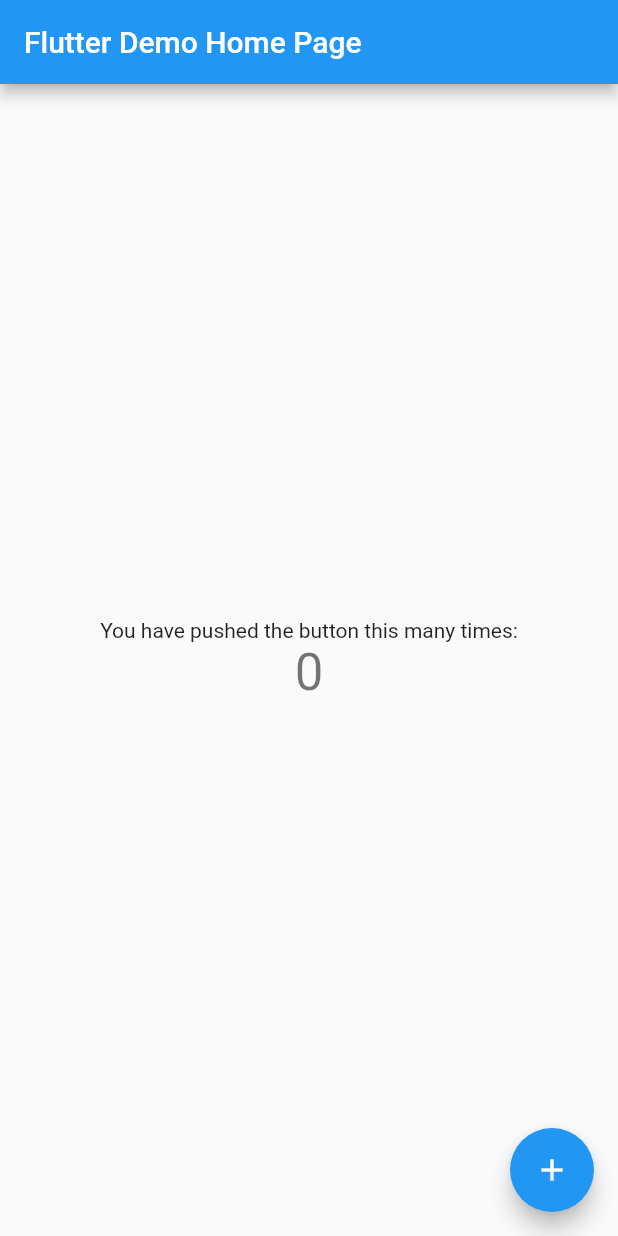
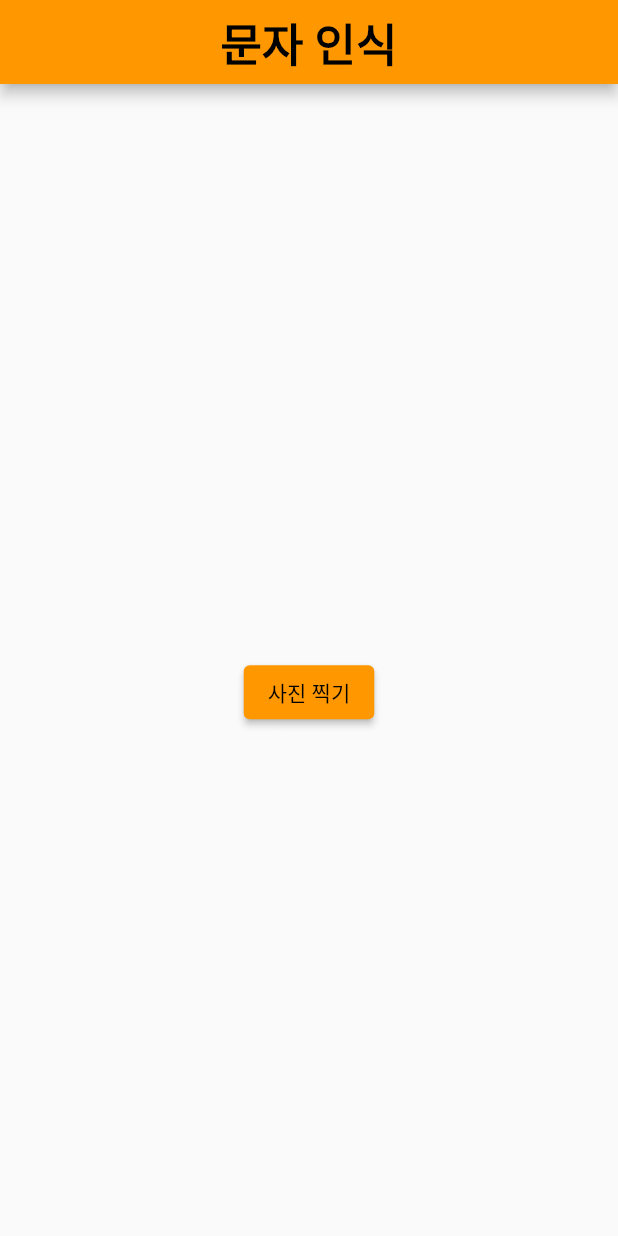
Before and after one commit to sphy1597/flutter-1, a Flutter app: the screen it shows after launch, on a phone screen of 412 x 824 dp. Run offline on Flutter 3.47's test engine with Material 2 defaults, Android fonts, the phone set to English and light mode, and no system bars; our stand-ins replace image_picker.

Commit message:
OCR 기능

```diff
--- a/lib/main.dart
+++ b/lib/main.dart
@@ -1,115 +1,128 @@
+import 'dart:convert';
+import 'dart:io';
+import 'package:http/http.dart' as http;
+import 'package:uuid/uuid.dart';
 import 'package:flutter/material.dart';
+import 'package:image_picker/image_picker.dart';
 
 void main() {
-  runApp(const MyApp());
+  runApp(MyApp());
 }
 
 class MyApp extends StatelessWidget {
-  const MyApp({super.key});
-
-  // This widget is the root of your application.
   @override
   Widget build(BuildContext context) {
     return MaterialApp(
-      title: 'Flutter Demo',
+      debugShowCheckedModeBanner: false,
+      title: 'OCR',
       theme: ThemeData(
-        // This is the theme of your application.
-        //
-        // Try running your application with "flutter run". You'll see the
-        // application has a blue toolbar. Then, without quitting the app, try
-        // changing the primarySwatch below to Colors.green and then invoke
-        // "hot reload" (press "r" in the console where you ran "flutter run",
-        // or simply save your changes to "hot reload" in a Flutter IDE).
-        // Notice that the counter didn't reset back to zero; the application
-        // is not restarted.
-        primarySwatch: Colors.blue,
+        primarySwatch: Colors.orange,
       ),
-      home: const MyHomePage(title: 'Flutter Demo Home Page'),
+      home: ImageSelectionScreen(),
     );
   }
 }
 
-class MyHomePage extends StatefulWidget {
-  const MyHomePage({super.key, required this.title});
-
-  // This widget is the home page of your application. It is stateful, meaning
-  // that it has a State object (defined below) that contains fields that affect
-  // how it looks.
-
-  // This class is the configuration for the state. It holds the values (in this
-  // case the title) provided by the parent (in this case the App widget) and
-  // used by the build method of the State. Fields in a Widget subclass are
-  // always marked "final".
-
-  final String title;
-
+class ImageSelectionScreen extends StatefulWidget {
   @override
-  State<MyHomePage> createState() => _MyHomePageState();
+  ImageSelectionScreenState createState() => ImageSelectionScreenState();
 }
 
-class _MyHomePageState extends State<MyHomePage> {
-  int _counter = 0;
+// 사진 촬영
+class ImageSelectionScreenState extends State<ImageSelectionScreen> {
+  String result = ''; // OCR 결과를 저장할 변수
+  Future<void> getImage() async {
+    final pickedFile =
+        await ImagePicker().pickImage(source: ImageSource.camera);
 
-  void _incrementCounter() {
-    setState(() {
-      // This call to setState tells the Flutter framework that something has
-      // changed in this State, which causes it to rerun the build method below
-      // so that the display can reflect the updated values. If we changed
-      // _counter without calling setState(), then the build method would not be
-      // called again, and so nothing would appear to happen.
-      _counter++;
-    });
+    if (pickedFile != null) {
+      // API 엔드포인트 URL
+      String apiUrl =
+          'https://c7ulcdtg3k.apigw.ntruss.com/custom/v1/21393/a1fc963e0e2561d86135dcdca7004ff703dab7708c96d070ebd52a28ec853602/general';
+
+      // API 키
+      String apiKey = 'WnlMQ0x1SnlCd0JCbmlhWVBOWWVtUFdTb1lFZXNaRWM=';
+
+      // 이미지 파일 경로
+      String imageFilePath = pickedFile.path;
+
+      // API 요청 헤더
+      Map<String, String> headers = {
+        'X-OCR-SECRET': apiKey,
+        'Content-Type': 'application/json'
+      };
+
+      // API 요청 바디
+      Map<String, dynamic> requestBody = {
+        'images': [
+          {'format': 'jpg', 'name': 'demo'}
+        ],
+        'requestId': Uuid().v4(),
+        'version': 'V2',
+        'timestamp': DateTime.now().millisecondsSinceEpoch
+      };
+
+      // 이미지 파일 바이너리 읽기
+      File imageFile = File(imageFilePath);
+      List<int> imageBytes = await imageFile.readAsBytes(); // 이진데이터로 변환
+
+      // 이미지 바이너리 인코딩 및 API 요청 바디에 추가
+      String base64Image = base64Encode(imageBytes); // 이진데이터를 base64로 인코딩
+      requestBody['images'][0]['data'] =
+          base64Image; // data를 base64로 인코딩한 값으로 저장
+
+      // API 요청
+      http.Response response = await http.post(Uri.parse(apiUrl),
+          headers: headers, body: jsonEncode(requestBody));
+
+      // API 응답 처리
+      if (response.statusCode == 200) {
+        Map<String, dynamic> responseBody = jsonDecode(response.body);
+        List<dynamic> fields = responseBody['images'][0]['fields']; // 필드이름 저장
+        result = fields
+            .map((field) => field['inferText']) // 필드이름이 inferText인 것만 추출
+            .join(' '); // infertext 합치기
+        print(responseBody); // 리스폰스 출력(원래 전체값)
+        print(result); // intertext만 출력(추출한 값)
+        setState(() {
+          result = result; // result 최신화
+        });
+      } else {
+        print('API request failed with status code ${response.statusCode}');
+      }
+    }
   }
 
   @override
   Widget build(BuildContext context) {
-    // This method is rerun every time setState is called, for instance as done
-    // by the _incrementCounter method above.
-    //
-    // The Flutter framework has been optimized to make rerunning build methods
-    // fast, so that you can just rebuild anything that needs updating rather
-    // than having to individually change instances of widgets.
     return Scaffold(
       appBar: AppBar(
-        // Here we take the value from the MyHomePage object that was created by
-        // the App.build method, and use it to set our appbar title.
-        title: Text(widget.title),
+        title: Text('문자 인식',
+            style: new TextStyle(
+              fontSize: 30.0,
+              color: Colors.black,
+              fontWeight: FontWeight.bold,
+            )),
+        centerTitle: true,
       ),
       body: Center(
-        // Center is a layout widget. It takes a single child and positions it
-        // in the middle of the parent.
         child: Column(
-          // Column is also a layout widget. It takes a list of children and
-          // arranges them vertically. By default, it sizes itself to fit its
-          // children horizontally, and tries to be as tall as its parent.
-          //
-          // Invoke "debug painting" (press "p" in the console, choose the
-          // "Toggle Debug Paint" action from the Flutter Inspector in Android
-          // Studio, or the "Toggle Debug Paint" command in Visual Studio Code)
-          // to see the wireframe for each widget.
-          //
-          // Column has various properties to control how it sizes itself and
-          // how it positions its children. Here we use mainAxisAlignment to
-          // center the children vertically; the main axis here is the vertical
-          // axis because Columns are vertical (the cross axis would be
-          // horizontal).
           mainAxisAlignment: MainAxisAlignment.center,
           children: <Widget>[
-            const Text(
-              'You have pushed the button this many times:',
+            SizedBox(height: 20),
+            Text(
+              result,
+              style: TextStyle(fontSize: 20, fontWeight: FontWeight.bold),
             ),
-            Text(
-              '$_counter',
-              style: Theme.of(context).textTheme.headlineMedium,
+            ElevatedButton(
+              onPressed: () {
+                getImage();
+              },
+              child: Text('사진 찍기'),
             ),
           ],
         ),
       ),
-      floatingActionButton: FloatingActionButton(
-        onPressed: _incrementCounter,
-        tooltip: 'Increment',
-        child: const Icon(Icons.add),
-      ), // This trailing comma makes auto-formatting nicer for build methods.
     );
   }
 }
```
Also changed, not shown: pubspec.yaml (+5 -3 lines).
